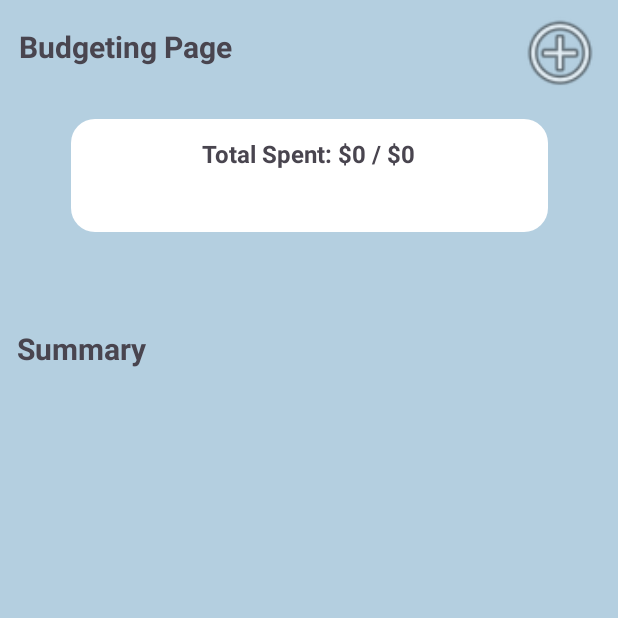
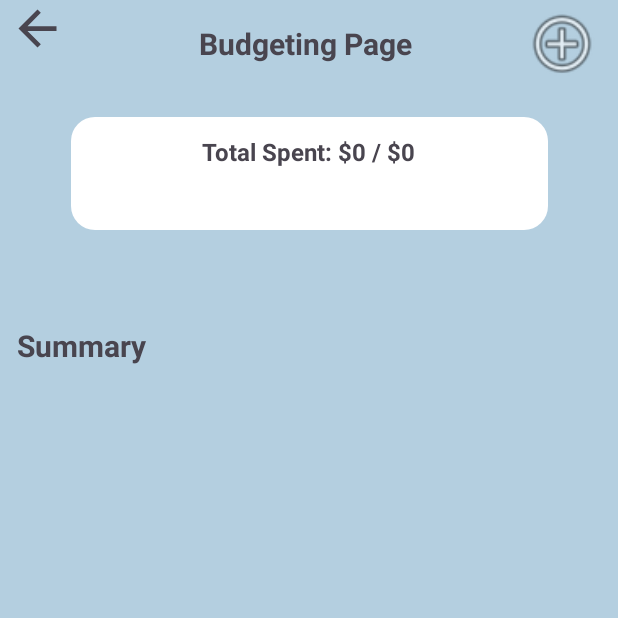
Before and after one commit to haminpants/planner-app, an Android app: the screen it shows after launch (BudgetActivity), after a tap on an icon or button, on a phone screen of 412 x 824 dp, the top half of it. Run offline under Robolectric (Android 15) with nearby library versions, the phone set to English and light mode, and no system bars.

Commit message:
UI changes
Changed UI and deleted files that are not needed

```diff
--- a/app/build.gradle.kts
+++ b/app/build.gradle.kts
@@ -52,6 +52,7 @@ dependencies {
     implementation("androidx.fragment:fragment:$fragment_version")
     implementation ("androidx.viewpager2:viewpager2:1.0.0")
     implementation ("com.google.android.material:material:1.4.0")
+    implementation ("com.google.code.gson:gson:2.10.1")
 
 
 }
--- a/app/src/main/java/com/info3245/plannerapp/MainActivity.java
+++ b/app/src/main/java/com/info3245/plannerapp/MainActivity.java
@@ -21,7 +21,7 @@ public class MainActivity extends AppCompatActivity {
     protected void onCreate (Bundle savedInstanceState) {
         super.onCreate(savedInstanceState);
         EdgeToEdge.enable(this);
-        setContentView(R.layout.activity_homepage);
+        setContentView(R.layout.activity_main);
         ViewCompat.setOnApplyWindowInsetsListener(findViewById(R.id.main), (v, insets) -> {
             Insets systemBars = insets.getInsets(WindowInsetsCompat.Type.systemBars());
             v.setPadding(systemBars.left, systemBars.top, systemBars.right, systemBars.bottom);
--- a/app/src/main/res/layout/activity_budget.xml
+++ b/app/src/main/res/layout/activity_budget.xml
@@ -10,6 +10,8 @@
     android:background="#b4cfe0">
 
     <!-- Total Budget Text -->
+
+
     <TextView
         android:id="@+id/txtTotalBudget"
         android:layout_width="wrap_content"
@@ -19,11 +21,9 @@
         android:textStyle="bold"
         app:layout_constraintBottom_toBottomOf="parent"
         app:layout_constraintEnd_toEndOf="parent"
-        app:layout_constraintHorizontal_bias="0.048"
         app:layout_constraintStart_toStartOf="parent"
         app:layout_constraintTop_toTopOf="parent"
-        app:layout_constraintVertical_bias="0.022" />
-
+        app:layout_constraintVertical_bias="0.019" />
 
     <View
         android:id="@+id/view"
@@ -67,14 +67,14 @@
 
     <ImageView
         android:id="@+id/btnAddExpense"
-        android:layout_width="57dp"
-        android:layout_height="70dp"
+        android:layout_width="52dp"
+        android:layout_height="58dp"
         android:onClick="showDialog"
         app:layout_constraintEnd_toEndOf="parent"
-        app:layout_constraintHorizontal_bias="0.972"
+        app:layout_constraintHorizontal_bias="0.969"
         app:layout_constraintStart_toStartOf="parent"
         app:srcCompat="@android:drawable/ic_menu_add"
-        tools:layout_editor_absoluteY="-4dp" />
+        tools:layout_editor_absoluteY="-1dp" />
 
     <androidx.recyclerview.widget.RecyclerView
         android:id="@+id/budgetRecyclerView"
@@ -87,5 +87,16 @@
         app:layout_constraintTop_toBottomOf="@+id/textView9"
         app:layout_constraintVertical_bias="0.0" />
 
+    <ImageView
+        android:id="@+id/imageView"
+        android:layout_width="50dp"
+        android:layout_height="38dp"
+        android:onClick="goHomepage"
+        app:layout_constraintEnd_toEndOf="parent"
+        app:layout_constraintHorizontal_bias="0.0"
+        app:layout_constraintStart_toStartOf="parent"
+        app:srcCompat="?attr/homeAsUpIndicator"
+        tools:layout_editor_absoluteY="7dp" />
+
 
 </androidx.constraintlayout.widget.ConstraintLayout>
--- a/app/src/main/res/layout/budget_dialog_fragment.xml
+++ b/app/src/main/res/layout/budget_dialog_fragment.xml
@@ -10,7 +10,7 @@
         android:layout_width="324dp"
         android:layout_height="48dp"
         android:ems="10"
-        android:hint="Category Name"
+        android:hint="Category/Expense Name"
         android:inputType="text"
         android:text=""
         app:layout_constraintEnd_toEndOf="parent"
```
Also changed, not shown: app/src/main/java/com/info3245/plannerapp/BudgetActivity.java (+8 -0 lines), app/src/main/java/com/info3245/plannerapp/HomepageActivity.java (deleted, +0 -39 lines), app/src/main/java/com/info3245/plannerapp/ItemCategory.java (deleted, +0 -24 lines), app/src/main/res/layout/fragment_budget.xml (deleted, +0 -17 lines).
